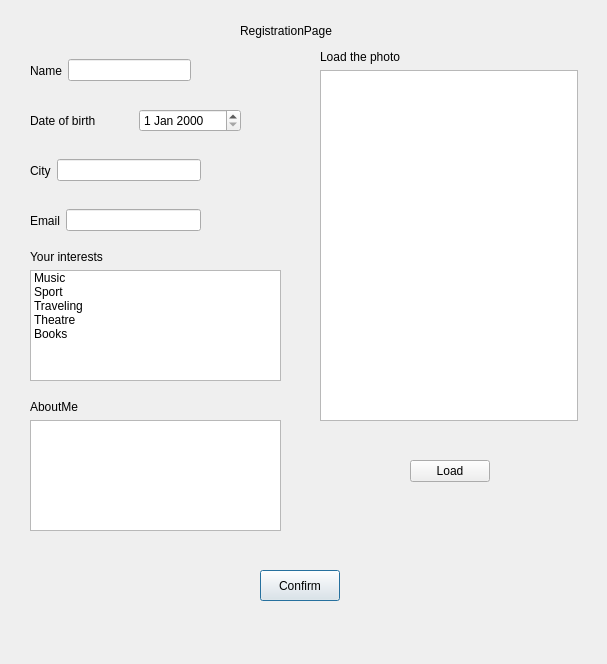
Old version of the form UI/fillingdatapage.ui in the repository cpp-park-vk-education/2023_1_Chaihona_-1.
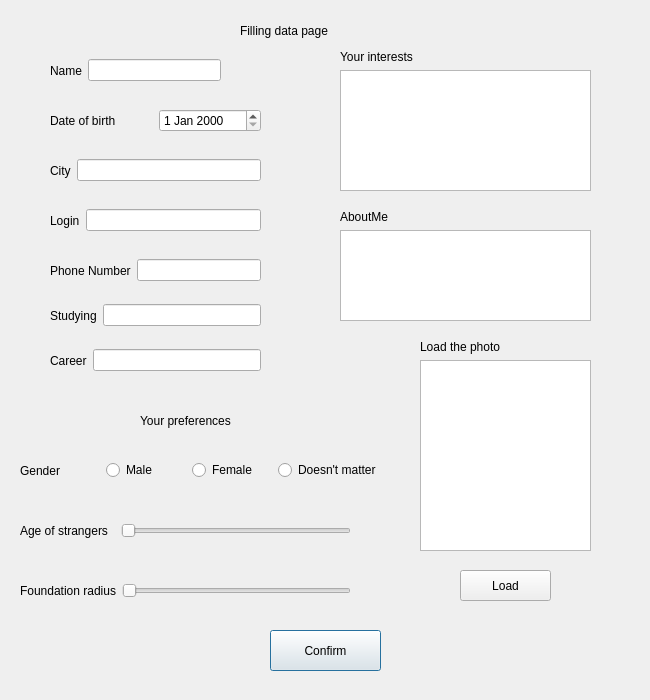
New version of the form.

Diff of the .ui file:
```diff
--- a/UI/fillingdatapage.ui
+++ b/UI/fillingdatapage.ui
@@ -6,8 +6,8 @@
    <rect>
     <x>0</x>
     <y>0</y>
-    <width>607</width>
-    <height>664</height>
+    <width>650</width>
+    <height>700</height>
    </rect>
   </property>
   <property name="windowTitle">
@@ -23,16 +23,16 @@
     </rect>
    </property>
    <property name="text">
-    <string>RegistrationPage</string>
+    <string>Filling data page</string>
    </property>
   </widget>
   <widget class="QPushButton" name="BtnConfirm">
    <property name="geometry">
     <rect>
-     <x>260</x>
-     <y>570</y>
-     <width>80</width>
-     <height>31</height>
+     <x>270</x>
+     <y>630</y>
+     <width>111</width>
+     <height>41</height>
     </rect>
    </property>
    <property name="text">
@@ -42,10 +42,10 @@
   <widget class="QWidget" name="layoutWidget">
    <property name="geometry">
     <rect>
-     <x>30</x>
-     <y>250</y>
+     <x>340</x>
+     <y>50</y>
      <width>251</width>
-     <height>131</height>
+     <height>141</height>
     </rect>
    </property>
    <layout class="QVBoxLayout" name="verticalLayout_4">
@@ -58,31 +58,6 @@
     </item>
     <item>
      <widget class="QListWidget" name="interests">
-      <item>
-       <property name="text">
-        <string>Music</string>
-       </property>
-      </item>
-      <item>
-       <property name="text">
-        <string>Sport</string>
-       </property>
-      </item>
-      <item>
-       <property name="text">
-        <string>Traveling</string>
-       </property>
-      </item>
-      <item>
-       <property name="text">
-        <string>Theatre</string>
-       </property>
-      </item>
-      <item>
-       <property name="text">
-        <string>Books</string>
-       </property>
-      </item>
      </widget>
     </item>
    </layout>
@@ -90,9 +65,9 @@
   <widget class="QWidget" name="layoutWidget_7">
    <property name="geometry">
     <rect>
-     <x>30</x>
+     <x>50</x>
      <y>150</y>
-     <width>171</width>
+     <width>211</width>
      <height>41</height>
     </rect>
    </property>
@@ -112,9 +87,9 @@
   <widget class="QWidget" name="layoutWidget_4">
    <property name="geometry">
     <rect>
-     <x>30</x>
+     <x>50</x>
      <y>50</y>
-     <width>161</width>
+     <width>171</width>
      <height>41</height>
     </rect>
    </property>
@@ -134,9 +109,9 @@
   <widget class="QWidget" name="layoutWidget_6">
    <property name="geometry">
     <rect>
-     <x>30</x>
+     <x>50</x>
      <y>200</y>
-     <width>171</width>
+     <width>211</width>
      <height>41</height>
     </rect>
    </property>
@@ -144,7 +119,7 @@
     <item>
      <widget class="QLabel" name="Email">
       <property name="text">
-       <string>Email</string>
+       <string>Login</string>
       </property>
      </widget>
     </item>
@@ -156,10 +131,10 @@
   <widget class="QWidget" name="layoutWidget_2">
    <property name="geometry">
     <rect>
-     <x>320</x>
-     <y>50</y>
-     <width>258</width>
-     <height>371</height>
+     <x>420</x>
+     <y>340</y>
+     <width>171</width>
+     <height>211</height>
     </rect>
    </property>
    <layout class="QVBoxLayout" name="verticalLayout_5">
@@ -178,10 +153,10 @@
   <widget class="QWidget" name="layoutWidget_3">
    <property name="geometry">
     <rect>
-     <x>30</x>
-     <y>400</y>
+     <x>340</x>
+     <y>210</y>
      <width>251</width>
-     <height>131</height>
+     <height>111</height>
     </rect>
    </property>
    <layout class="QVBoxLayout" name="verticalLayout_6">
@@ -200,20 +175,20 @@
   <widget class="QPushButton" name="BtnToLoadThePhoto">
    <property name="geometry">
     <rect>
-     <x>410</x>
-     <y>460</y>
-     <width>80</width>
-     <height>22</height>
+     <x>460</x>
+     <y>570</y>
+     <width>91</width>
+     <height>31</height>
     </rect>
    </property>
    <property name="text">
     <string>Load</string>
    </property>
   </widget>
-  <widget class="QWidget" name="">
+  <widget class="QWidget" name="layoutWidget">
    <property name="geometry">
     <rect>
-     <x>30</x>
+     <x>50</x>
      <y>100</y>
      <width>211</width>
      <height>41</height>
@@ -232,6 +207,225 @@
     </item>
    </layout>
   </widget>
+  <widget class="QWidget" name="layoutWidget_8">
+   <property name="geometry">
+    <rect>
+     <x>50</x>
+     <y>340</y>
+     <width>211</width>
+     <height>41</height>
+    </rect>
+   </property>
+   <layout class="QHBoxLayout" name="horizontalLayout_9">
+    <item>
+     <widget class="QLabel" name="Career">
+      <property name="text">
+       <string>Career</string>
+      </property>
+     </widget>
+    </item>
+    <item>
+     <widget class="QLineEdit" name="career"/>
+    </item>
+   </layout>
+  </widget>
+  <widget class="QWidget" name="layoutWidget_9">
+   <property name="geometry">
+    <rect>
+     <x>50</x>
+     <y>250</y>
+     <width>211</width>
+     <height>41</height>
+    </rect>
+   </property>
+   <layout class="QHBoxLayout" name="horizontalLayout_10">
+    <item>
+     <widget class="QLabel" name="PhoneNumber">
+      <property name="text">
+       <string>Phone Number</string>
+      </property>
+     </widget>
+    </item>
+    <item>
+     <widget class="QLineEdit" name="phonenumber"/>
+    </item>
+   </layout>
+  </widget>
+  <widget class="QWidget" name="layoutWidget_5">
+   <property name="geometry">
+    <rect>
+     <x>20</x>
+     <y>510</y>
+     <width>331</width>
+     <height>41</height>
+    </rect>
+   </property>
+   <layout class="QHBoxLayout" name="horizontalLayout_6">
+    <item>
+     <widget class="QLabel" name="AgeOStrangers_2">
+      <property name="text">
+       <string>Age of strangers  </string>
+      </property>
+     </widget>
+    </item>
+    <item>
+     <widget class="QSlider" name="ageofstrangers_2">
+      <property name="enabled">
+       <bool>true</bool>
+      </property>
+      <property name="mouseTracking">
+       <bool>true</bool>
+      </property>
+      <property name="tabletTracking">
+       <bool>true</bool>
+      </property>
+      <property name="acceptDrops">
+       <bool>true</bool>
+      </property>
+      <property name="autoFillBackground">
+       <bool>false</bool>
+      </property>
+      <property name="minimum">
+       <number>18</number>
+      </property>
+      <property name="orientation">
+       <enum>Qt::Horizontal</enum>
+      </property>
+      <property name="invertedControls">
+       <bool>false</bool>
+      </property>
+      <property name="tickPosition">
+       <enum>QSlider::NoTicks</enum>
+      </property>
+     </widget>
+    </item>
+   </layout>
+  </widget>
+  <widget class="QWidget" name="layoutWidget_10">
+   <property name="geometry">
+    <rect>
+     <x>20</x>
+     <y>570</y>
+     <width>331</width>
+     <height>41</height>
+    </rect>
+   </property>
+   <layout class="QHBoxLayout" name="horizontalLayout_11">
+    <item>
+     <widget class="QLabel" name="FoundRadius_2">
+      <property name="text">
+       <string>Foundation radius</string>
+      </property>
+     </widget>
+    </item>
+    <item>
+     <widget class="QSlider" name="foundationradius_2">
+      <property name="enabled">
+       <bool>true</bool>
+      </property>
+      <property name="mouseTracking">
+       <bool>true</bool>
+      </property>
+      <property name="tabletTracking">
+       <bool>true</bool>
+      </property>
+      <property name="acceptDrops">
+       <bool>true</bool>
+      </property>
+      <property name="autoFillBackground">
+       <bool>false</bool>
+      </property>
+      <property name="minimum">
+       <number>18</number>
+      </property>
+      <property name="orientation">
+       <enum>Qt::Horizontal</enum>
+      </property>
+      <property name="invertedControls">
+       <bool>false</bool>
+      </property>
+      <property name="tickPosition">
+       <enum>QSlider::NoTicks</enum>
+      </property>
+     </widget>
+    </item>
+   </layout>
+  </widget>
+  <widget class="QLabel" name="label_2">
+   <property name="geometry">
+    <rect>
+     <x>140</x>
+     <y>400</y>
+     <width>261</width>
+     <height>41</height>
+    </rect>
+   </property>
+   <property name="text">
+    <string>Your preferences</string>
+   </property>
+  </widget>
+  <widget class="QWidget" name="layoutWidget_11">
+   <property name="geometry">
+    <rect>
+     <x>20</x>
+     <y>450</y>
+     <width>361</width>
+     <height>41</height>
+    </rect>
+   </property>
+   <layout class="QHBoxLayout" name="horizontalLayout_12">
+    <item>
+     <widget class="QLabel" name="label_3">
+      <property name="text">
+       <string>Gender</string>
+      </property>
+     </widget>
+    </item>
+    <item>
+     <widget class="QRadioButton" name="radioButton_4">
+      <property name="text">
+       <string>Male</string>
+      </property>
+     </widget>
+    </item>
+    <item>
+     <widget class="QRadioButton" name="radioButton_5">
+      <property name="text">
+       <string>Female</string>
+      </property>
+     </widget>
+    </item>
+    <item>
+     <widget class="QRadioButton" name="radioButton_6">
+      <property name="text">
+       <string>Doesn't matter</string>
+      </property>
+     </widget>
+    </item>
+   </layout>
+  </widget>
+  <widget class="QWidget" name="layoutWidget_12">
+   <property name="geometry">
+    <rect>
+     <x>50</x>
+     <y>300</y>
+     <width>211</width>
+     <height>31</height>
+    </rect>
+   </property>
+   <layout class="QHBoxLayout" name="horizontalLayout_13">
+    <item>
+     <widget class="QLabel" name="Career_2">
+      <property name="text">
+       <string>Studying</string>
+      </property>
+     </widget>
+    </item>
+    <item>
+     <widget class="QLineEdit" name="career_2"/>
+    </item>
+   </layout>
+  </widget>
  </widget>
  <resources/>
  <connections/>
```
Left out of the diff: 4 changed lines with no effect on the pictures.
